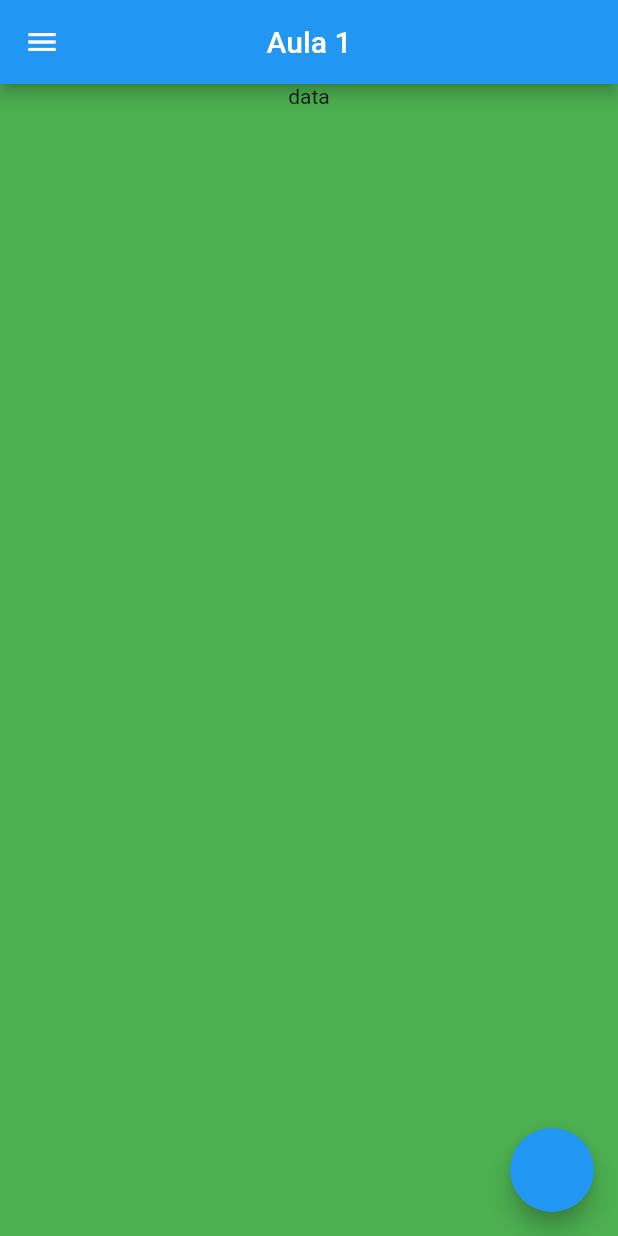
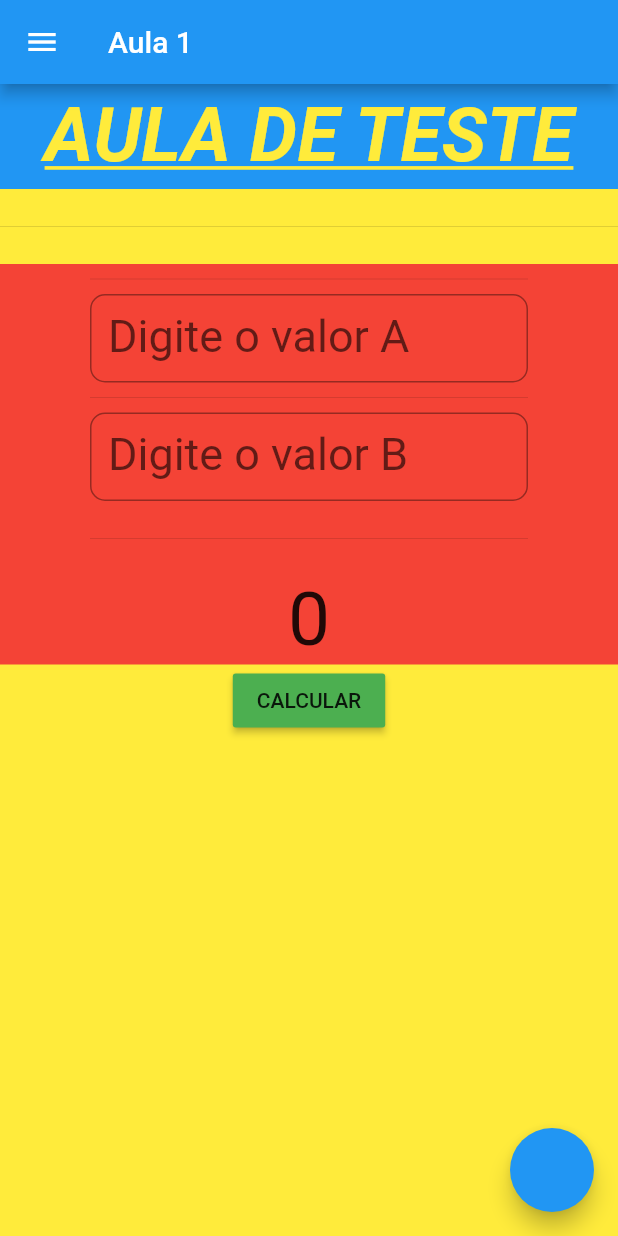
Before and after one commit to rmassariol/Aulas2020, a Flutter app: the screen it shows after launch, on a phone screen of 412 x 824 dp. Run offline on Flutter 3.47's test engine with Material 2 defaults, Android fonts, the light colour scheme and no system bars; Roboto replaces fonts that are missing (Arial).

Commit message:
Mostrando a Soma
Aula 2

```diff
--- a/aula1/lib/home_page.dart
+++ b/aula1/lib/home_page.dart
@@ -6,35 +6,37 @@ class Aula extends StatefulWidget {
 }
 
 class _AulaState extends State<Aula> {
-  TextEditingController _controle1 = TextEditingController();
-  TextEditingController _controle2 = TextEditingController();
+  TextEditingController _variavelA = TextEditingController();
+  TextEditingController _variavelB = TextEditingController();
 
-  double _x;
+  int _resultado;
 
   @override
-  void initState() {
+  initState() {
     super.initState();
-
-    _x = 0;
+    _resultado = 0;
   }
 
   @override
   build(BuildContext context) {
     return Scaffold(
       appBar: AppBar(
-        centerTitle: true,
+        centerTitle: false,
         title: Text('Aula 1'),
       ),
-      body: _home(context),
+      body: SingleChildScrollView(
+        child: _home(context),
+      ),
       drawer: Container(
         color: Colors.amber,
       ),
       floatingActionButton: FloatingActionButton(
         onPressed: () {
-          setState(() {
-            _x =
-                (double.parse(_controle1.text) * double.parse(_controle2.text));
-          });
+          setState(
+            () {
+              _resultado = _resultado + 1;
+            },
+          );
         },
       ),
     );
@@ -42,20 +44,101 @@ class _AulaState extends State<Aula> {
 
   Container _home(BuildContext context) {
     return Container(
-      color: Colors.green,
-      // width: 300,
+      color: Colors.yellow,
+
+      //  child: Text('Aula de teste'),
+
       width: MediaQuery.of(context).size.width,
-      //    height: 300,
+      height: MediaQuery.of(context).size.height,
       //  margin: EdgeInsets.all(150),
       //margin: EdgeInsets.only(top: 10, left: 15, bottom: 5, right: 5),
       //  padding: EdgeInsets.all(100),
 
       child: Column(
-        //  crossAxisAlignment: CrossAxisAlignment.center,
-        //mainAxisAlignment: MainAxisAlignment.center,
-        //  mainAxisSize: MainAxisSize.max,
+        //   mainAxisAlignment: MainAxisAlignment.end,
+        //   crossAxisAlignment: CrossAxisAlignment.center,
         children: [
-          Text('data'),
+          Container(
+            alignment: Alignment.center,
+            color: Colors.blue,
+            width: MediaQuery.of(context).size.width,
+            height: 70,
+            child: Text(
+              'AULA DE TESTE',
+              style: TextStyle(
+                fontFamily: 'Arial',
+                fontSize: 50,
+                color: Colors.yellow,
+                fontWeight: FontWeight.bold,
+                fontStyle: FontStyle.italic,
+                decoration: TextDecoration.underline,
+              ),
+            ),
+          ),
+          Divider(
+            height: 50,
+          ),
+          Container(
+            color: Colors.red,
+            padding: const EdgeInsets.only(left: 60, right: 60),
+            child: Column(
+              children: [
+                Divider(
+                  height: 20,
+                ),
+                TextField(
+                  controller: _variavelA,
+                  //   maxLength: 4,
+                  keyboardType: TextInputType.number,
+                  decoration: InputDecoration(
+                    labelText: 'Digite o valor A',
+                    labelStyle: TextStyle(fontSize: 30),
+                    border: OutlineInputBorder(
+                      borderRadius: BorderRadius.all(
+                        Radius.circular(10.0),
+                      ),
+                    ),
+                  ),
+                ),
+                Divider(
+                  height: 20,
+                ),
+                TextField(
+                  controller: _variavelB,
+                  //   maxLength: 4,
+                  keyboardType: TextInputType.number,
+                  decoration: InputDecoration(
+                    labelText: 'Digite o valor B',
+                    labelStyle: TextStyle(fontSize: 30),
+                    border: OutlineInputBorder(
+                      borderRadius: BorderRadius.all(
+                        Radius.circular(10.0),
+                      ),
+                    ),
+                  ),
+                ),
+                Divider(
+                  height: 50,
+                ),
+                Text(
+                  _resultado.toString(),
+                  style: TextStyle(fontSize: 50),
+                ),
+              ],
+            ),
+          ),
+          RaisedButton(
+            child: Text('CALCULAR'),
+            color: Colors.green,
+            onPressed: () {
+              setState(
+                () {
+                  _resultado =
+                      (int.parse(_variavelA.text) + int.parse(_variavelB.text));
+                },
+              );
+            },
+          ),
         ],
       ),
     );
```
